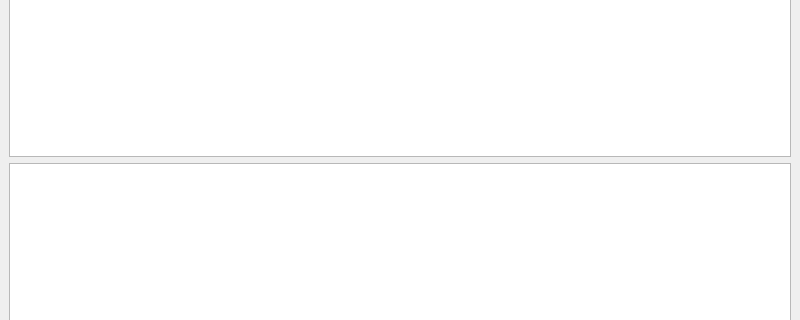
First picture: the form in ReportCreator/mainwindow.ui, repository AleksanderBY/Kalibri2, before the edit; both pictures show x 0 to 800 and y 153 to 473 of the 800 by 600 pixel window.
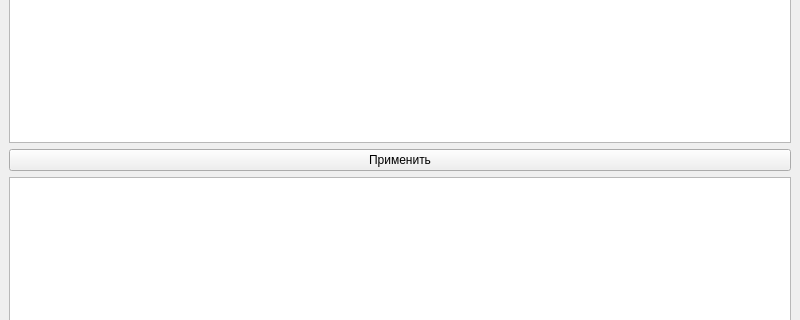
Second picture: the form after the edit. Custom widgets are drawn as their Qt base class.

The edit to the form file:
```diff
--- a/ReportCreator/mainwindow.ui
+++ b/ReportCreator/mainwindow.ui
@@ -25,6 +25,13 @@
     <item>
      <widget class="QTextEditCompleter" name="textEdit"/>
     </item>
+    <item>
+     <widget class="QPushButton" name="pushButton_2">
+      <property name="text">
+       <string>Применить</string>
+      </property>
+     </widget>
+    </item>
     <item>
      <widget class="QTextEdit" name="textEdit_2"/>
     </item>
```
